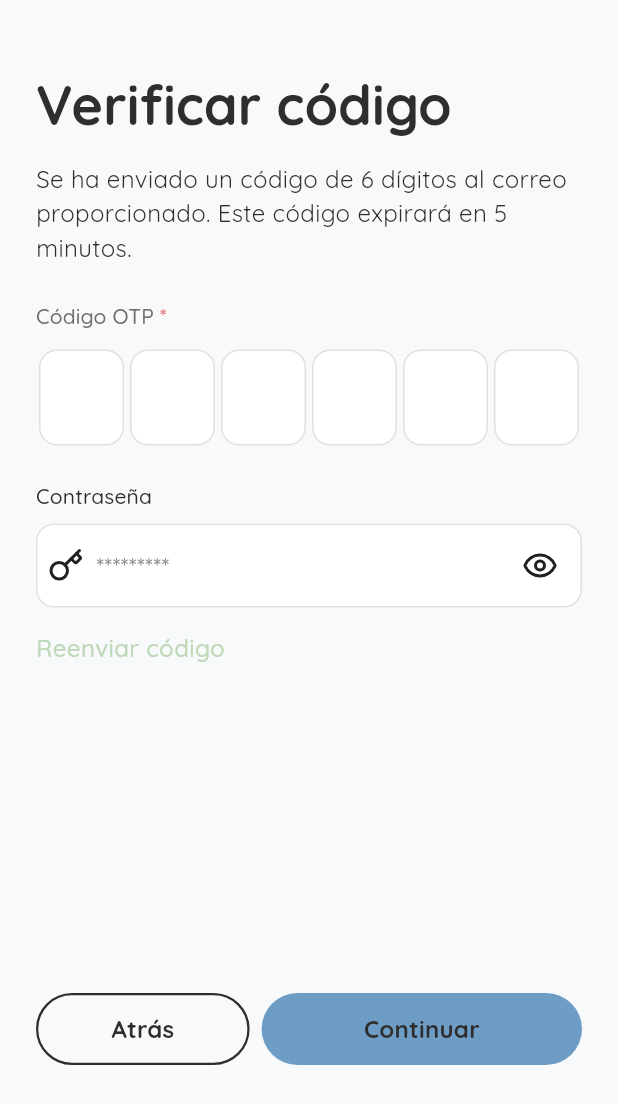
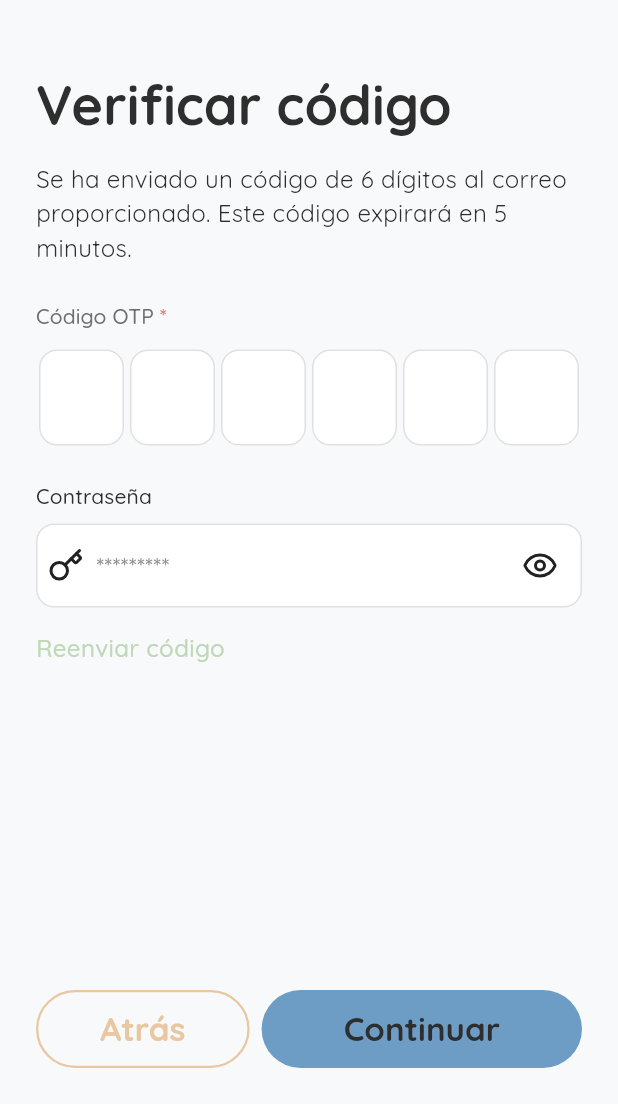
Before and after one commit to cirilobido/faithmood_app, a Flutter app: the ForgotPasswordView screen opened by its route, on a phone screen of 412 x 824 dp, the part 132-1236 px from its top. Run offline on Flutter 3.47's test engine with Material 3 defaults, Android fonts, the phone set to English and light mode, and no system bars; our stand-ins replace dio, firebase_analytics, firebase_core, firebase_messaging, flutter_local_notifications, flutter_native_splash and 12 more; missing offline and left inert: purchases_flutter; accounts and stored records are empty.

```diff
--- a/flutter_launcher_icons.yaml
+++ b/flutter_launcher_icons.yaml
@@ -4,7 +4,7 @@ flutter_launcher_icons:
 
   android: "launcher_icon"
   # image_path_android: "assets/icon/icon.png"
-  min_sdk_android: 21 # android min sdk min:16, default 21
+  min_sdk_android: 24 # android min sdk min:16, default 21
   # adaptive_icon_background: "assets/icon/background.png"
   # adaptive_icon_foreground: "assets/icon/foreground.png"
   # adaptive_icon_foreground_inset: 16
@@ -16,7 +16,7 @@ flutter_launcher_icons:
   # image_path_ios_dark_transparent: "assets/icon/icon_dark.png"
   # image_path_ios_tinted_grayscale: "assets/icon/icon_tinted.png"
   # desaturate_tinted_to_grayscale_ios: true
-  # background_color_ios: "#ffffff"
+  background_color_ios: "#ffffff"
 
   web:
     generate: true
--- a/lib/core/theme/_app_theme.dart
+++ b/lib/core/theme/_app_theme.dart
@@ -74,8 +74,7 @@ abstract class AppTheme {
         ),
       ),
       progressIndicatorTheme: ProgressIndicatorThemeData(
-        color: AppColors.secondary,
-        circularTrackColor: AppColors.secondary,
+        color: AppColors.primary,
       ),
       checkboxTheme: CheckboxThemeData(
         visualDensity: VisualDensity.compact,
@@ -157,8 +156,7 @@ abstract class AppTheme {
         ),
       ),
       progressIndicatorTheme: ProgressIndicatorThemeData(
-        color: AppColors.dSecondary,
-        circularTrackColor: AppColors.dSecondary,
+        color: AppColors.dPrimary,
       ),
       checkboxTheme: CheckboxThemeData(
         visualDensity: VisualDensity.compact,
--- a/lib/widgets/custom_button/_custom_button.dart
+++ b/lib/widgets/custom_button/_custom_button.dart
@@ -7,6 +7,20 @@ import '../../../core/core_exports.dart';
 enum ButtonType { primary, secondary, tertiary, error }
 
 enum CustomStyle { filled, outlined, borderless }
+
+class _ButtonColorScheme {
+  final Color background;
+  final Color foreground;
+  final Color outlinedForeground;
+  final Color border;
+
+  const _ButtonColorScheme({
+    required this.background,
+    required this.foreground,
+    required this.outlinedForeground,
+    required this.border,
+  });
+}
 
 class CustomButton extends StatelessWidget {
   final String title;
@@ -26,70 +40,70 @@ class CustomButton extends StatelessWidget {
     this.isLoading = false,
   });
 
-  Color _getBackgroundColor() {
+  _ButtonColorScheme _resolveColors(ButtonType type, bool isDark) {
+    switch (type) {
+      case ButtonType.secondary:
+        return _ButtonColorScheme(
+          background: isDark ? AppColors.dSecondary : AppColors.secondary,
+          foreground: AppColors.textPrimary,
+          outlinedForeground: isDark
+              ? AppColors.dSecondary
+              : AppColors.secondary,
+          border: isDark ? AppColors.dSecondary : AppColors.secondary,
+        );
+
+      case ButtonType.tertiary:
+        return _ButtonColorScheme(
+          background: isDark ? AppColors.dTertiary : AppColors.tertiary,
+          foreground: AppColors.textPrimary,
+          outlinedForeground: isDark
+              ? AppColors.dTertiary
+              : AppColors.tertiary,
+          border: isDark ? AppColors.dTertiary : AppColors.tertiary,
+        );
+
+      case ButtonType.error:
+        return _ButtonColorScheme(
+          background: isDark ? AppColors.dError : AppColors.error,
+          foreground: isDark ? AppColors.dTextPrimary : AppColors.textPrimary,
+          outlinedForeground: isDark ? AppColors.dError : AppColors.error,
+          border: isDark ? AppColors.dError : AppColors.error,
+        );
+
+      default:
+        return _ButtonColorScheme(
+          background: isDark ? AppColors.dPrimary : AppColors.primary,
+          foreground: AppColors.textPrimary,
+          outlinedForeground: isDark ? AppColors.dPrimary : AppColors.primary,
+          border: isDark ? AppColors.dPrimary : AppColors.primary,
+        );
+    }
+  }
+
+  Color _getBackgroundColor(bool isDark) {
     if (style == CustomStyle.outlined || style == CustomStyle.borderless) {
       return Colors.transparent;
     }
-    if (type == ButtonType.secondary) {
-      return AppColors.secondary;
-    }
-    if (type == ButtonType.tertiary) {
-      return Colors.transparent;
-    }
-    if (type == ButtonType.error) {
-      return AppColors.error;
-    }
-    return AppColors.primary;
+    return _resolveColors(type, isDark).background;
   }
 
-  Color _getForegroundColor() {
-    if (type == ButtonType.secondary) {
-      return AppColors.dTextPrimary;
-    }
-    if (type == ButtonType.tertiary) {
-      return AppColors.primary;
-    }
-    if (type == ButtonType.error) {
-      return AppColors.textPrimary;
-    }
-    return AppColors.textPrimary;
+  Color _getForegroundColor(bool isDark) =>
+      _resolveColors(type, isDark).foreground;
+
+  Color _getForegroundOutlinedColor(bool isDark) =>
+      _resolveColors(type, isDark).outlinedForeground;
+
+  Color _getBorderColor(bool isDark) {
+    if (style == CustomStyle.borderless) return Colors.transparent;
+    return _resolveColors(type, isDark).border;
   }
 
-  Color _getForegroundOutlinedColor() {
-    if (type == ButtonType.secondary) {
-      return AppColors.secondary;
-    }
-    if (type == ButtonType.tertiary) {
-      return AppColors.textPrimary;
-    }
-    if (type == ButtonType.error) {
-      return AppColors.error;
-    }
-    return AppColors.primary;
-  }
-
-  Color _getBorderColor() {
-    if (style == CustomStyle.borderless) {
-      return Colors.transparent;
-    }
-    if (type == ButtonType.secondary) {
-      return AppColors.secondary;
-    }
-    if (type == ButtonType.tertiary) {
-      return AppColors.textPrimary;
-    }
-    if (type == ButtonType.error) {
-      return AppColors.error;
-    }
-    return AppColors.primary;
-  }
-
-  Widget? _getIconWidget() {
+  Widget? _getIconWidget(bool isDark) {
     if (isLoading) {
       return SizedBox.square(
         dimension: AppSizes.iconSizeRegular,
         child: CircularProgressIndicator(
-          color: _getForegroundColor(),
+          color: _getForegroundColor(isDark),
           strokeWidth: 1,
         ),
       );
@@ -101,7 +115,10 @@ class CustomButton extends StatelessWidget {
       if (icon != null && !isLoading)
         SvgPicture.asset(
           icon!,
-          colorFilter: ColorFilter.mode(_getForegroundColor(), BlendMode.srcIn),
+          colorFilter: ColorFilter.mode(
+            _getForegroundColor(isDark),
+            BlendMode.srcIn,
+          ),
           height: AppSizes.iconSizeRegular,
           width: AppSizes.iconSizeRegular,
         ),
@@ -112,20 +129,21 @@ class CustomButton extends StatelessWidget {
   @override
   Widget build(BuildContext context) {
     final theme = Theme.of(context);
+    final isDark = theme.brightness == Brightness.dark;
     if (style == CustomStyle.outlined || style == CustomStyle.borderless) {
       return OutlinedButton.icon(
         style: theme.outlinedButtonTheme.style?.copyWith(
           side: WidgetStatePropertyAll(
-            BorderSide(color: _getBorderColor(), width: 1.5),
+            BorderSide(color: _getBorderColor(isDark), width: 1.5),
           ),
         ),
         onPressed: isLoading ? null : onTap,
-        icon: _getIconWidget(),
+        icon: _getIconWidget(isDark),
         label: Center(
           child: Text(
             title,
-            style: theme.textTheme.titleMedium?.copyWith(
-              color: _getForegroundOutlinedColor(),
+            style: theme.textTheme.titleLarge?.copyWith(
+              color: _getForegroundOutlinedColor(isDark),
             ),
           ),
         ),
@@ -133,16 +151,16 @@ class CustomButton extends StatelessWidget {
     }
     return TextButton.icon(
       style: theme.textButtonTheme.style?.copyWith(
-        backgroundColor: WidgetStatePropertyAll(_getBackgroundColor()),
-        foregroundColor: WidgetStatePropertyAll(_getForegroundColor()),
+        backgroundColor: WidgetStatePropertyAll(_getBackgroundColor(isDark)),
+        foregroundColor: WidgetStatePropertyAll(_getForegroundColor(isDark)),
       ),
-      icon: _getIconWidget(),
+      icon: _getIconWidget(isDark),
       onPressed: isLoading ? null : onTap,
       label: Center(
         child: Text(
           title,
-          style: theme.textTheme.titleMedium?.copyWith(
-            color: _getForegroundColor(),
+          style: theme.textTheme.titleLarge?.copyWith(
+            color: _getForegroundColor(isDark),
           ),
         ),
       ),
--- a/lib/widgets/widgets_exports.dart
+++ b/lib/widgets/widgets_exports.dart
@@ -5,3 +5,4 @@ export 'custom_snack_bar/_custom_snack_bar.dart';
 export 'circle_icon_card/_circle_icon_card.dart';
 export 'gradient_progress_bar/_gradient_progress_bar.dart';
 export 'card_container/_card_container.dart';
+export 'animated_container/_animated_container.dart';
--- a/pubspec.yaml
+++ b/pubspec.yaml
@@ -93,7 +93,7 @@ flutter:
     # App Images
     - assets/img/
     # Animations
-    - assets/animations/
+    #- assets/animations/
 
   fonts:
     - family: Quicksand
```
Also changed, not shown: lib/features/splash/splash_view.dart (+22 -9 lines), lib/features/welcome/_welcome_view.dart (+37 -37 lines), lib/main.dart (+65 -26 lines), lib/widgets/animated_container/_animated_container.dart (added, +113 -0 lines), pubspec.lock, 3 other files.
